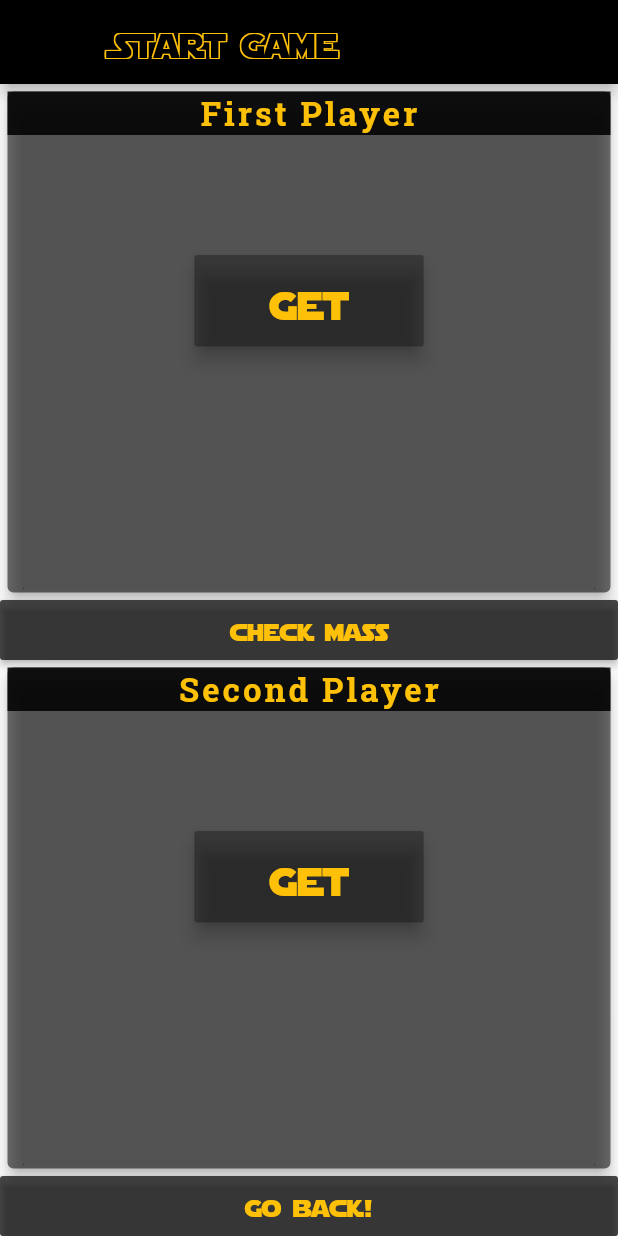
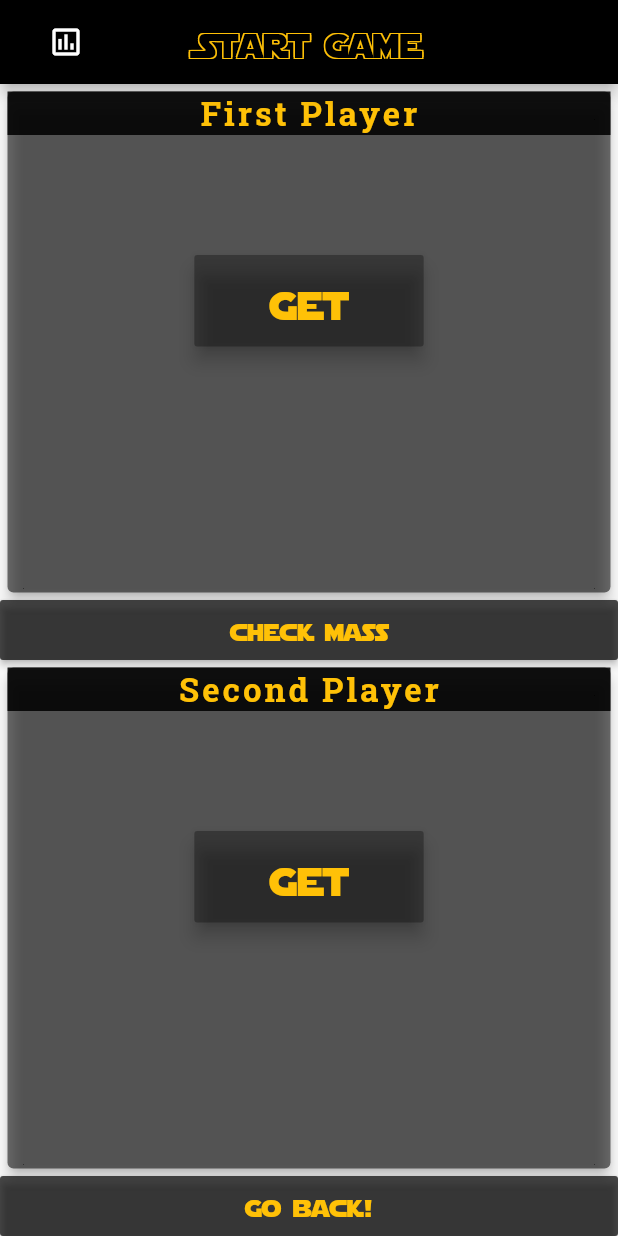
Before and after one commit to dmitry-bdg/star-wars-game, a Flutter app: the screen it shows after launch, after a tap on "people", on a phone screen of 412 x 824 dp. Run offline on Flutter 3.47's test engine with Material 2 defaults, Android fonts, the phone set to English and light mode, and no system bars; our stand-ins replace dio, google_fonts.

Commit message:
feat: add statistic widget, fix project with them.

```diff
--- a/lib/UI/widget/logo_AppBar.dart
+++ b/lib/UI/widget/logo_AppBar.dart
@@ -9,10 +9,12 @@ class LogoAppBar extends StatelessWidget {
     return Row(
       mainAxisSize: MainAxisSize.max,
       children: [
-        // FloatingActionButton(onPressed: () {},
-        // child: Icon(Icons.assessment_outlined),
-        //     backgroundColor: Colors.black54,
-        // ),
+        FloatingActionButton(onPressed: () {
+          Navigator.pushNamed(context, '/statistic');
+        },
+        child: Icon(Icons.assessment_outlined),
+            backgroundColor: Colors.black54,
+        ),
         Container(
           margin: const EdgeInsets.only(left: 60),
           child: Text(
--- a/lib/main.dart
+++ b/lib/main.dart
@@ -1,5 +1,6 @@
 import 'package:flutter/material.dart';
 import 'package:google_fonts/google_fonts.dart';
+import 'package:star_wars_game/UI/screen/statistic_page.dart';
 import 'package:star_wars_game/models/star_wars_game.dart';
 import 'UI/screen/game_page.dart';
 import 'UI/screen/home_page.dart';
@@ -15,11 +16,12 @@ class StarWarsRandom extends StatelessWidget {
     return ChangeNotifierProvider<StarWarsGame>(
       create: (context) => StarWarsGame(),
       child: MaterialApp(
+        debugShowCheckedModeBanner: false,
         initialRoute: '/',
         routes: {
           '/': (context) => HomePage(),
           '/game': (context) => GamePage(),
-          // '/statistic' : (context) => ,
+          '/statistic' : (context) => StatisticPage(),
         },
         title: 'Star Wars Game',
         theme: ThemeData(
```
Also changed, not shown: lib/UI/screen/statistic_page.dart (added, +28 -0 lines), lib/UI/widget/submit_button.dart (+6 -3 lines).
